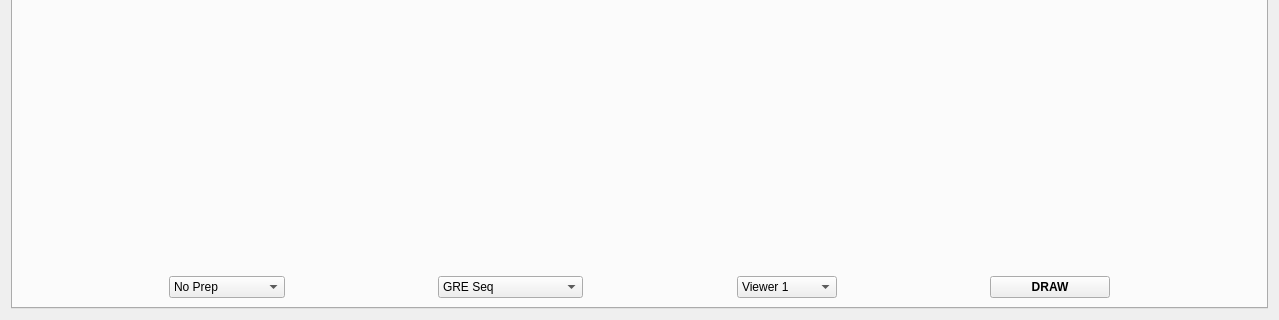
Above: src/ui/Phantom.ui from Mostafa-Medhat/MRI-Phantom before the change; both pictures show x 0 to 1279 and y 469 to 789 of the 1279 by 789 pixel window. Below: the same form after it.
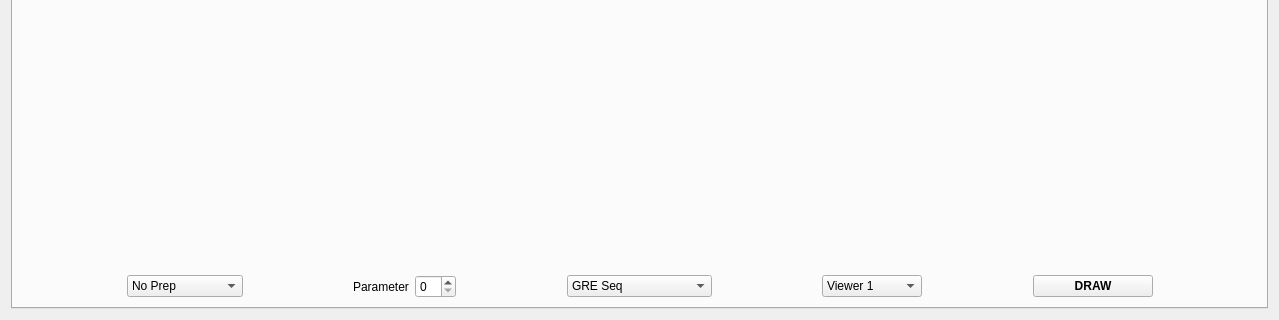
That is the form after the change. The open tabs and pages were chosen to show the change. Icons and pictures are not drawn.

Commit message: add parameter spinBox

Diff of the .ui file:
```diff
--- a/src/ui/Phantom.ui
+++ b/src/ui/Phantom.ui
@@ -860,6 +860,29 @@
              </property>
             </spacer>
            </item>
+           <item>
+            <widget class="QLabel" name="label_parameter">
+             <property name="text">
+              <string>Parameter</string>
+             </property>
+            </widget>
+           </item>
+           <item>
+            <widget class="QSpinBox" name="spinBox_parameter"/>
+           </item>
+           <item>
+            <spacer name="horizontalSpacer_19">
+             <property name="orientation">
+              <enum>Qt::Horizontal</enum>
+             </property>
+             <property name="sizeHint" stdset="0">
+              <size>
+               <width>40</width>
+               <height>20</height>
+              </size>
+             </property>
+            </spacer>
+           </item>
            <item>
             <widget class="QComboBox" name="comboBox_3">
              <property name="minimumSize">
```
The commit also changes 1 other file.
